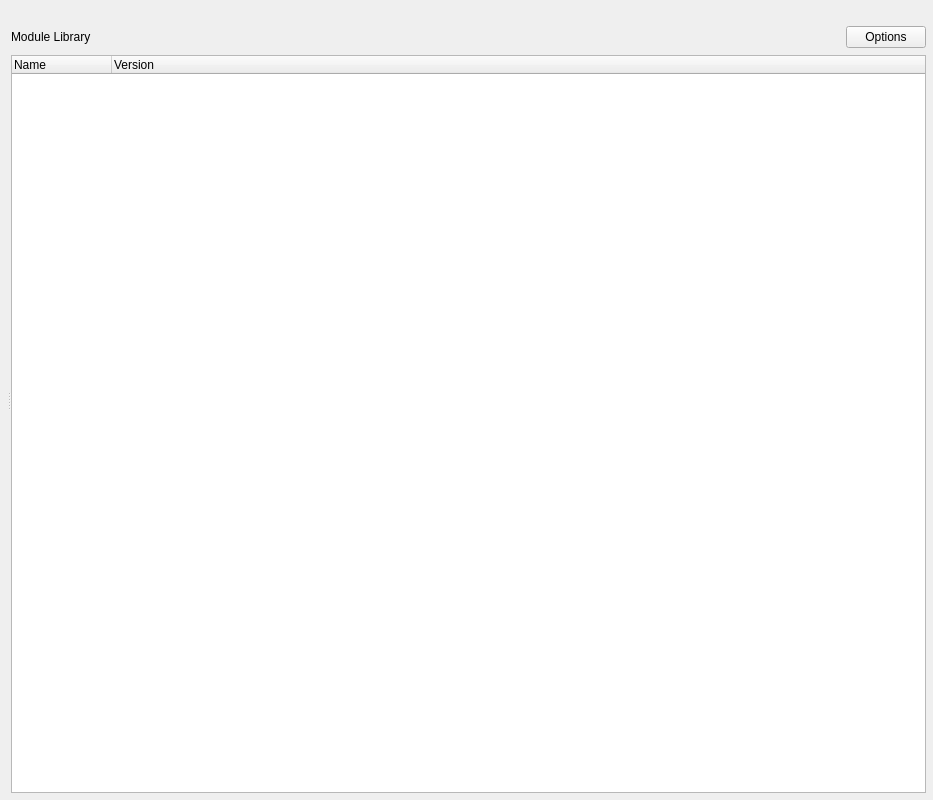
Old version of the form src/main/python/ui/Ui_ProcessView.ui in the repository SnoozToolbox/snooz-toolbox.
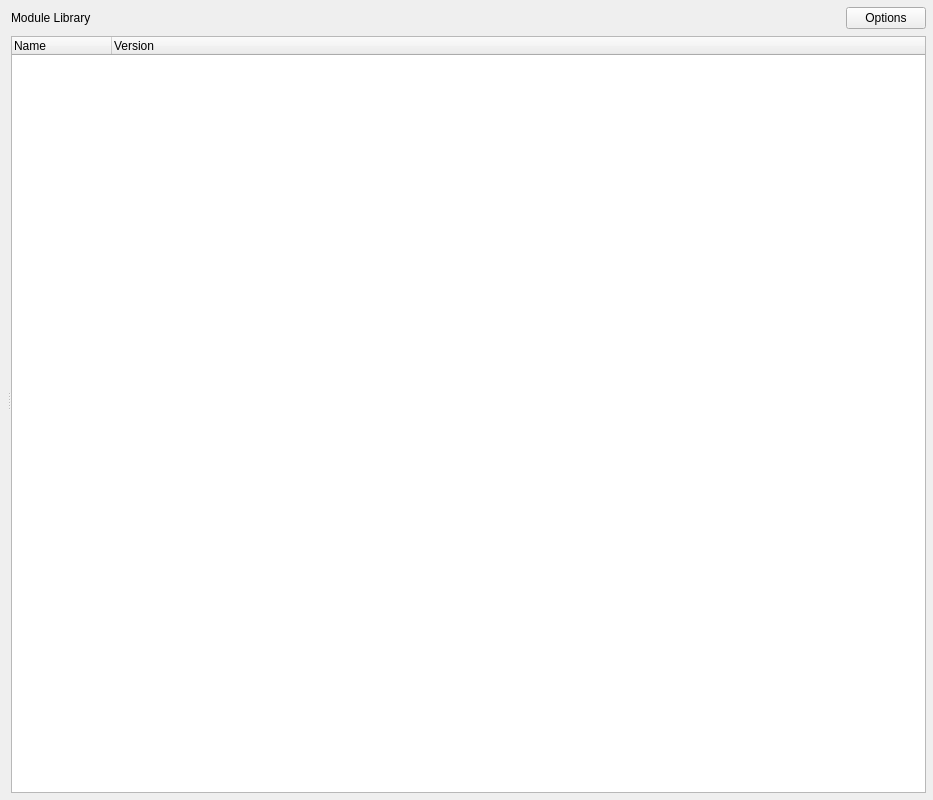
New version of the form. Custom widgets are drawn as their Qt base class.

Commit message: Removed the QDockWidget from process view to avoid.

What changed in the file:
```diff
--- a/src/main/python/ui/Ui_ProcessView.ui
+++ b/src/main/python/ui/Ui_ProcessView.ui
@@ -43,17 +43,7 @@
      <widget class="QWidget" name="layoutWidget">
       <layout class="QVBoxLayout" name="process_view_verticalLayout"/>
      </widget>
-     <widget class="QDockWidget" name="dockWidget">
-      <property name="floating">
-       <bool>false</bool>
-      </property>
-      <property name="features">
-       <set>QDockWidget::NoDockWidgetFeatures</set>
-      </property>
-      <property name="windowTitle">
-       <string notr="true"/>
-      </property>
-      <widget class="QWidget" name="dockWidgetContents">
+     <widget class="QWidget" name="rightPanel">
        <layout class="QVBoxLayout" name="verticalLayout_3" stretch="0,0">
         <property name="spacing">
          <number>7</number>
@@ -116,7 +106,6 @@
          </widget>
         </item>
        </layout>
-      </widget>
      </widget>
     </widget>
    </item>
```
Lines whose indentation alone changed are shown as unchanged. The commit also changes 1 other file.
